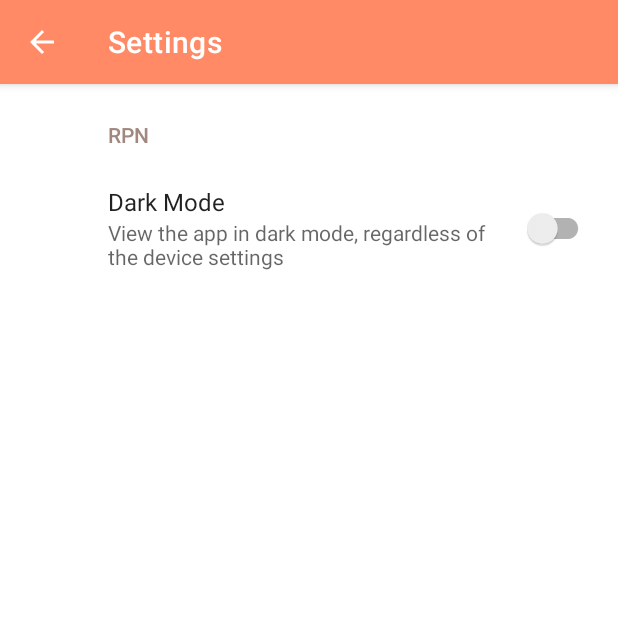
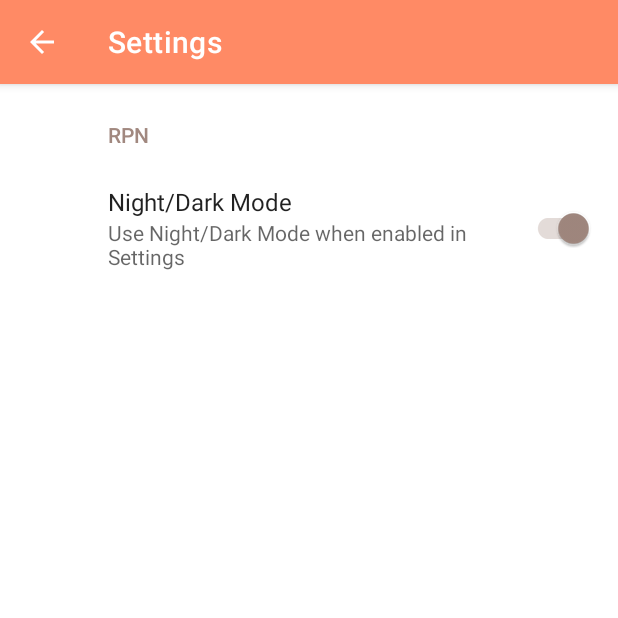
Before and after one commit to chayahaor/RPN, an Android app: the SettingsActivity screen opened directly, with no data from a screen before it, on a phone screen of 412 x 824 dp, the top half of it. Run offline under Robolectric (Android 15) with nearby library versions, the phone set to English and light mode, and no system bars; our stand-ins replace androidx.preference.

Commit message:
printed previous expressions in a better way Toggle dark mode

```diff
--- a/app/src/main/java/com/example/rpn/PrevRPN.java
+++ b/app/src/main/java/com/example/rpn/PrevRPN.java
@@ -16,6 +16,10 @@ public class PrevRPN extends AppCompatActivity {
         setContentView(R.layout.activity_other_rpn);
         ArrayList<String> results = MainActivity.resultsRecords;
         TextView resultsBox = findViewById(R.id.textView);
-        resultsBox.setText(results.toString());
+        String stringResults="";
+        for (int i=0;i<results.size(); i++){
+            stringResults=stringResults+"\n"+results.get(i);
+        }
+        resultsBox.setText(stringResults);
     }
 }
--- a/app/src/main/java/com/example/rpn/SettingsActivity.java
+++ b/app/src/main/java/com/example/rpn/SettingsActivity.java
@@ -4,6 +4,7 @@ import android.os.Bundle;
 
 import androidx.appcompat.app.ActionBar;
 import androidx.appcompat.app.AppCompatActivity;
+import androidx.preference.Preference;
 import androidx.preference.PreferenceFragmentCompat;
 
 public class SettingsActivity extends AppCompatActivity {
@@ -29,7 +30,21 @@ public class SettingsActivity extends AppCompatActivity {
         @Override
         public void onCreatePreferences(Bundle savedInstanceState, String rootKey) {
             setPreferencesFromResource(R.xml.root_preferences, rootKey);
+
+            setNightModePreferenceListener();
         }
+
+        private void setNightModePreferenceListener() {
+            Preference nightModePreference = findPreference(getString(R.string.night_mode_key));
+            if (nightModePreference != null) {
+                nightModePreference.setOnPreferenceChangeListener((preference, newValue) -> {
+                    Boolean newBooleanValue = (Boolean) newValue;
+                    Utils.setNightModeOnOrOff(newBooleanValue);
+                    return true;
+                });
+            }
+        }
+
     }
 
 
--- a/app/src/main/java/com/example/rpn/SplashActivity.java
+++ b/app/src/main/java/com/example/rpn/SplashActivity.java
@@ -9,9 +9,6 @@ import androidx.appcompat.app.AppCompatDelegate;
 import android.content.Intent;
 import android.os.Build;
 import android.os.Bundle;
-import android.view.animation.Animation;
-import android.view.animation.RotateAnimation;
-import android.widget.ImageView;
 
 public class SplashActivity extends AppCompatActivity {
 
@@ -23,8 +20,6 @@ public class SplashActivity extends AppCompatActivity {
                 (Build.VERSION.SDK_INT < 28 ? MODE_NIGHT_AUTO_BATTERY : MODE_NIGHT_FOLLOW_SYSTEM);
 
         startActivity(new Intent(getApplicationContext(), MainActivity.class));
-
-
         finish();
     }
 }
--- a/app/src/main/res/layout/activity_main.xml
+++ b/app/src/main/res/layout/activity_main.xml
@@ -21,8 +21,8 @@
     </com.google.android.material.appbar.AppBarLayout>
 
     <include layout="@layout/multi_include_background"/>
+
     <include layout="@layout/content_main" />
 
 
-
 </androidx.coordinatorlayout.widget.CoordinatorLayout>
--- a/app/src/main/res/layout/main_include_result.xml
+++ b/app/src/main/res/layout/main_include_result.xml
@@ -6,7 +6,7 @@
     android:id="@+id/result"
     android:layout_width="374dp"
     android:layout_height="100dp"
-    android:layout_marginTop="128dp"
+    android:layout_marginTop="32dp"
     android:background="@color/primaryLightColor"
     android:text=""
     android:gravity="center"
--- a/app/src/main/res/values/strings.xml
+++ b/app/src/main/res/values/strings.xml
@@ -1,16 +1,8 @@
 <resources>
     <string name="app_name">RPN</string>
     <string name="action_settings">Settings</string>
-    <!--&lt;!&ndash; Strings used for fragments for navigation &ndash;&gt;
-    <string name="first_fragment_label">First Fragment</string>
-    <string name="second_fragment_label">Second Fragment</string>
-    <string name="next">Next</string>
-    <string name="previous">Previous</string>
--->
-    <string name="title_activity_settings">SettingsActivity</string>
-    <!--<string name="hello_first_fragment">Hello first fragment</string>
-    <string name="hello_second_fragment">Hello second fragment. Arg: %1$s</string>
-    -->
+    <string name="title_activity_settings">Settings</string>
+
     <string name="instructions">Please enter text in RPN format for us to calculate!</string>
     <string name="enter_your_rpn_here">Enter your RPN here</string>
     <string name="click_to_compute">Click to compute</string>
@@ -22,4 +14,10 @@
     <string name="about_RPN">RPN, also known as Reverse Polish Notation, is a method of computing expressions.</string>
 
 
+    <string name="night_mode_key">Night Mode</string>
+    <string name="night_mode_title">Night/Dark Mode</string>
+    <string name="night_mode_off">Never use Night/Dark Mode</string>
+    <string name="night_mode_on">Use Night/Dark Mode when enabled in Settings</string>
+
+
 </resources>
--- a/app/src/main/res/xml/root_preferences.xml
+++ b/app/src/main/res/xml/root_preferences.xml
@@ -1,9 +1,12 @@
-<PreferenceScreen xmlns:app="http://schemas.android.com/apk/res-auto">
+<PreferenceScreen xmlns:app="http://schemas.android.com/apk/res-auto"
+    xmlns:android="http://schemas.android.com/apk/res/android">
 <PreferenceCategory app:title="@string/app_name">
     <SwitchPreferenceCompat
-        app:key="keepDark"
-        app:title="Dark Mode"
-        app:summary="View the app in dark mode, regardless of the device settings"/>
+        android:defaultValue="true"
+        android:key="@string/night_mode_key"
+        android:summaryOff="@string/night_mode_off"
+        android:summaryOn="@string/night_mode_on"
+        app:title="@string/night_mode_title"/>
 
 </PreferenceCategory>
 
```
Also changed, not shown: app/src/main/java/com/example/rpn/Utils.java (added, +69 -0 lines).
